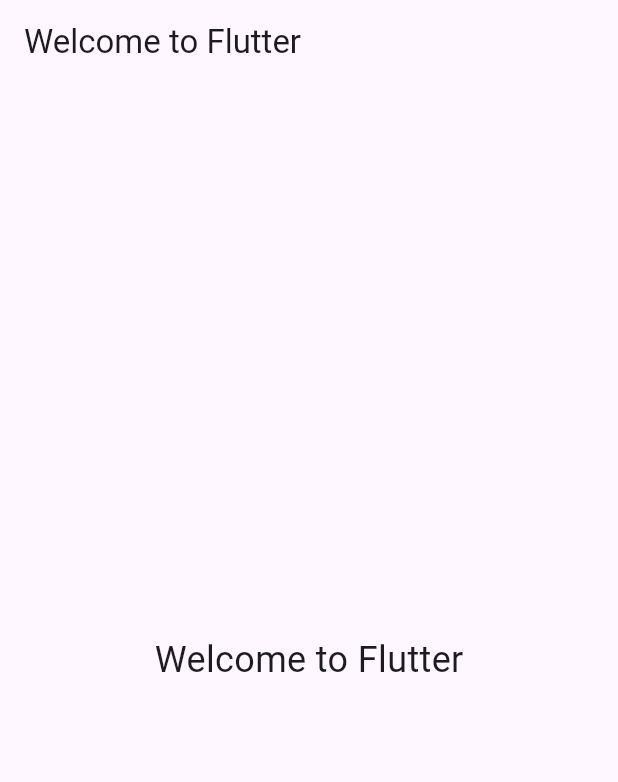
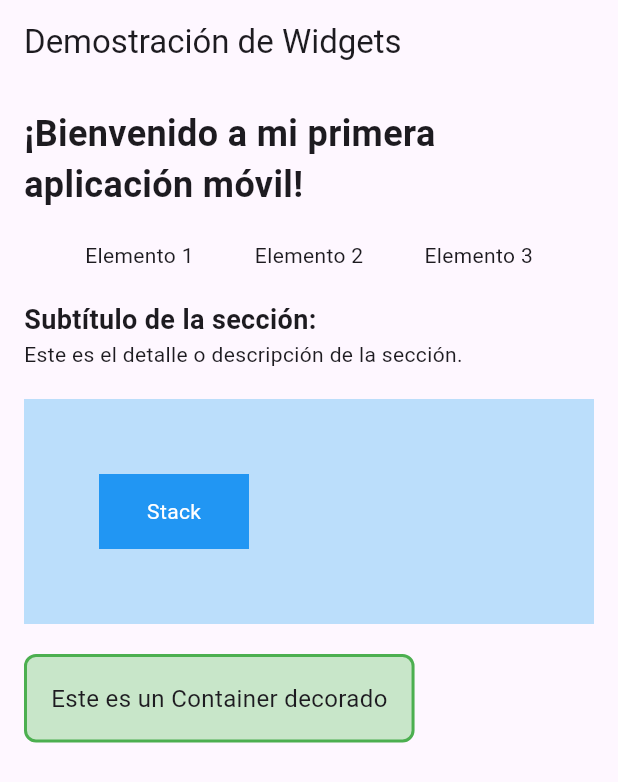
Before and after one commit to abelmm1/flutter_application_1, a Flutter app: the screen it shows after launch, on a phone screen of 412 x 824 dp. Shown: the top 782 px of the screen. Run offline on Flutter 3.47's test engine with Material 3 defaults, Android fonts, the phone set to English and light mode, and no system bars.

Commit message:
Commit inicial: proyecto de widgets Flutter

```diff
--- a/lib/main.dart
+++ b/lib/main.dart
@@ -1,21 +1,109 @@
 import 'package:flutter/material.dart';
 
-void main() => runApp(MyApp());
+void main() {
+  runApp(MyApp());
+}
 
 class MyApp extends StatelessWidget {
   @override
   Widget build(BuildContext context) {
     return MaterialApp(
-      title: 'Welcome to Flutter',
-      home: Scaffold(
-        appBar: AppBar(
-          title: Text('Welcome to Flutter'),
-        ),
-        body: Center(
-          child: Text(
-            'Welcome to Flutter',
-            style: TextStyle(fontSize: 24),
-          ),
+      title: 'LDSW - Widgets Demo',
+      home: WidgetsDemo(),
+    );
+  }
+}
+
+class WidgetsDemo extends StatelessWidget {
+  @override
+  Widget build(BuildContext context) {
+    return Scaffold(
+      appBar: AppBar(
+        title: Text('Demostración de Widgets'),
+      ),
+      body: Padding(
+        padding: const EdgeInsets.all(16.0),
+        child: Column(
+          crossAxisAlignment: CrossAxisAlignment.start,
+          children: [
+            // Widget Text
+            Text(
+              '¡Bienvenido a mi primera aplicación móvil!',
+              style: TextStyle(fontSize: 24, fontWeight: FontWeight.bold),
+            ),
+            SizedBox(height: 20),
+
+            // Widget Row
+            Row(
+              mainAxisAlignment: MainAxisAlignment.spaceEvenly,
+              children: [
+                Text('Elemento 1'),
+                Text('Elemento 2'),
+                Text('Elemento 3'),
+              ],
+            ),
+            SizedBox(height: 20),
+
+            // Widget Column (anidado en el Column principal)
+            Column(
+              crossAxisAlignment: CrossAxisAlignment.start,
+              children: [
+                Text(
+                  'Subtítulo de la sección:',
+                  style: TextStyle(fontSize: 18, fontWeight: FontWeight.w600),
+                ),
+                Text('Este es el detalle o descripción de la sección.'),
+              ],
+            ),
+            SizedBox(height: 20),
+
+            // Widget Stack
+            Container(
+              height: 150,
+              width: double.infinity,
+              child: Stack(
+                children: [
+                  // Fondo del Stack
+                  Container(
+                    width: double.infinity,
+                    height: 150,
+                    color: Colors.blue[100],
+                  ),
+                  // Widget posicionado encima
+                  Positioned(
+                    top: 50,
+                    left: 50,
+                    child: Container(
+                      width: 100,
+                      height: 50,
+                      color: Colors.blue,
+                      child: Center(
+                        child: Text(
+                          'Stack',
+                          style: TextStyle(color: Colors.white),
+                        ),
+                      ),
+                    ),
+                  ),
+                ],
+              ),
+            ),
+            SizedBox(height: 20),
+
+            // Widget Container con decoración
+            Container(
+              padding: EdgeInsets.all(16),
+              decoration: BoxDecoration(
+                color: Colors.green[100],
+                border: Border.all(color: Colors.green, width: 2),
+                borderRadius: BorderRadius.circular(8),
+              ),
+              child: Text(
+                'Este es un Container decorado',
+                style: TextStyle(fontSize: 16),
+              ),
+            ),
+          ],
         ),
       ),
     );
```
